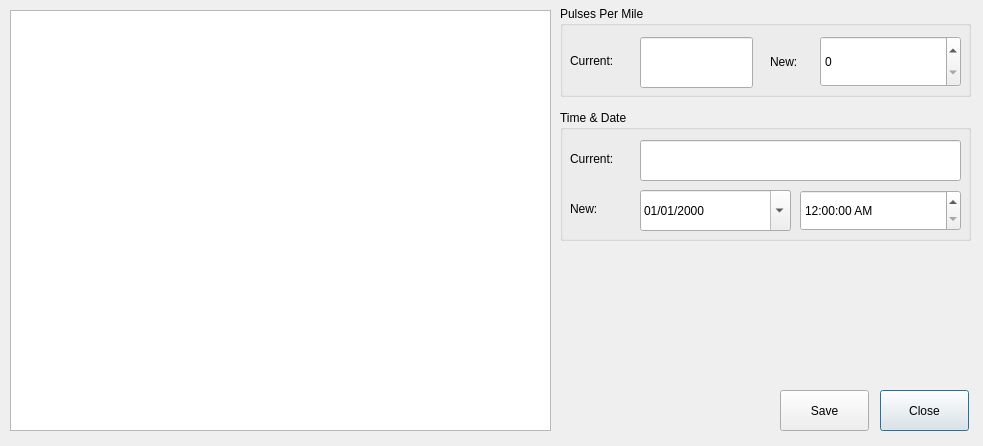
joshellissh/pi-dgc, file source/display/hwdialog.ui: the form before one commit.
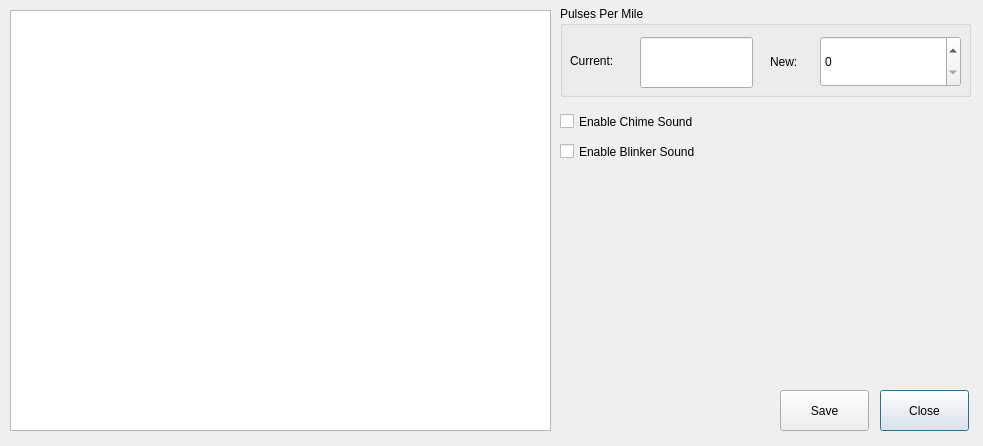
The form after the commit.

Commit message: Add chime/blinker sounds

Diff of the .ui file:
```diff
--- a/source/display/hwdialog.ui
+++ b/source/display/hwdialog.ui
@@ -131,95 +131,31 @@
     </property>
    </widget>
   </widget>
-  <widget class="QGroupBox" name="groupBox_2">
+  <widget class="QCheckBox" name="chimeBox">
    <property name="geometry">
     <rect>
      <x>560</x>
      <y>110</y>
-     <width>411</width>
-     <height>131</height>
+     <width>191</width>
+     <height>23</height>
     </rect>
    </property>
-   <property name="title">
-    <string>Time &amp;&amp; Date</string>
+   <property name="text">
+    <string>Enable Chime Sound</string>
    </property>
-   <widget class="QLabel" name="label_8">
-    <property name="geometry">
-     <rect>
-      <x>10</x>
-      <y>40</y>
-      <width>67</width>
-      <height>17</height>
-     </rect>
-    </property>
-    <property name="text">
-     <string>Current:</string>
-    </property>
-   </widget>
-   <widget class="QLabel" name="label_9">
-    <property name="geometry">
-     <rect>
-      <x>10</x>
-      <y>90</y>
-      <width>41</width>
-      <height>17</height>
-     </rect>
-    </property>
-    <property name="text">
-     <string>New:</string>
-    </property>
-   </widget>
-   <widget class="QLineEdit" name="currentDateTime">
-    <property name="geometry">
-     <rect>
-      <x>80</x>
-      <y>30</y>
-      <width>321</width>
-      <height>41</height>
-     </rect>
-    </property>
-    <property name="readOnly">
-     <bool>true</bool>
-    </property>
-   </widget>
-   <widget class="QDateEdit" name="dateEdit">
-    <property name="geometry">
-     <rect>
-      <x>80</x>
-      <y>80</y>
-      <width>151</width>
-      <height>41</height>
-     </rect>
-    </property>
-    <property name="displayFormat">
-     <string>MM/dd/yyyy</string>
-    </property>
-    <property name="calendarPopup">
-     <bool>true</bool>
-    </property>
-   </widget>
-   <widget class="QTimeEdit" name="timeEdit">
-    <property name="geometry">
-     <rect>
-      <x>240</x>
-      <y>80</y>
-      <width>161</width>
-      <height>41</height>
-     </rect>
-    </property>
-    <property name="accelerated">
-     <bool>true</bool>
-    </property>
-    <property name="showGroupSeparator" stdset="0">
-     <bool>false</bool>
-    </property>
-    <property name="displayFormat">
-     <string>hh:mm:ss AP</string>
-    </property>
-    <property name="calendarPopup">
-     <bool>true</bool>
-    </property>
-   </widget>
+  </widget>
+  <widget class="QCheckBox" name="blinkerBox">
+   <property name="geometry">
+    <rect>
+     <x>560</x>
+     <y>140</y>
+     <width>171</width>
+     <height>23</height>
+    </rect>
+   </property>
+   <property name="text">
+    <string>Enable Blinker Sound</string>
+   </property>
   </widget>
  </widget>
  <resources/>
```
The commit also changes 15 other files.
